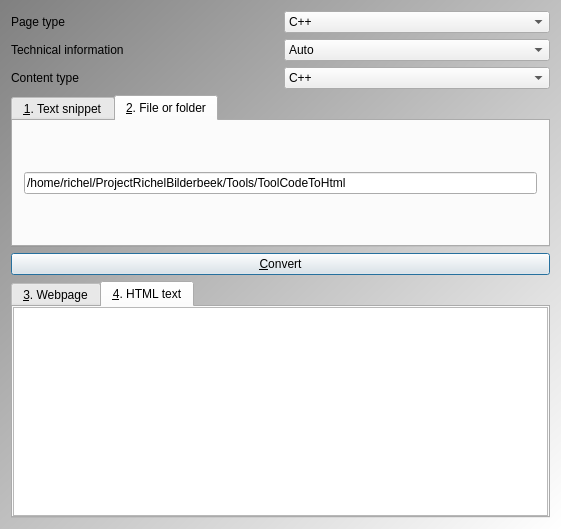
Before: the Qt Designer form Tools/ToolCodeToHtml/qtcodetohtmlmaindialog.ui in richelbilderbeek/ProjectRichelBilderbeek, drawn with Qt 5.
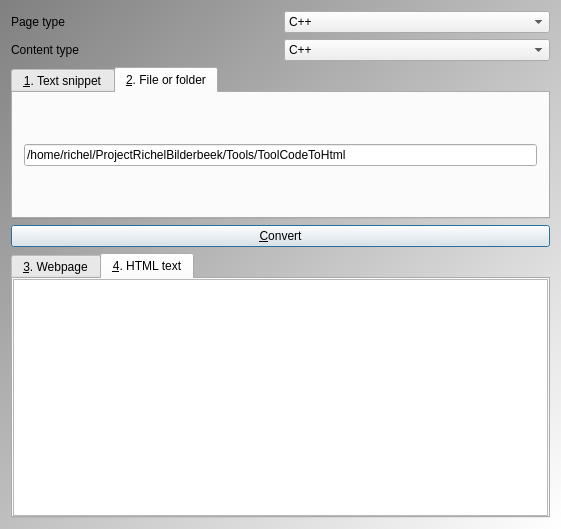
After: the same form once the commit is applied. Icons and pictures are not drawn.

What changed in the file:
```diff
--- a/Tools/ToolCodeToHtml/qtcodetohtmlmaindialog.ui
+++ b/Tools/ToolCodeToHtml/qtcodetohtmlmaindialog.ui
@@ -71,39 +71,13 @@
     </widget>
    </item>
    <item row="1" column="0">
-    <widget class="QLabel" name="label_tech_info">
-     <property name="text">
-      <string>Technical information</string>
-     </property>
-    </widget>
-   </item>
-   <item row="1" column="1">
-    <widget class="QComboBox" name="box_tech_info">
-     <item>
-      <property name="text">
-       <string>Auto</string>
-      </property>
-     </item>
-     <item>
-      <property name="text">
-       <string>Yes</string>
-      </property>
-     </item>
-     <item>
-      <property name="text">
-       <string>No</string>
-      </property>
-     </item>
-    </widget>
-   </item>
-   <item row="2" column="0">
     <widget class="QLabel" name="label_content_type">
      <property name="text">
       <string>Content type</string>
      </property>
     </widget>
    </item>
-   <item row="2" column="1">
+   <item row="1" column="1">
     <widget class="QComboBox" name="box_source">
      <item>
       <property name="text">
@@ -122,7 +96,7 @@
      </item>
     </widget>
    </item>
-   <item row="3" column="0" colspan="2">
+   <item row="2" column="0" colspan="2">
     <widget class="QTabWidget" name="tab_source">
      <property name="sizePolicy">
       <sizepolicy hsizetype="Expanding" vsizetype="Fixed">
@@ -189,7 +163,7 @@
      </widget>
     </widget>
    </item>
-   <item row="5" column="0" colspan="2">
+   <item row="4" column="0" colspan="2">
     <widget class="QTabWidget" name="tab_widget">
      <property name="sizePolicy">
       <sizepolicy hsizetype="Expanding" vsizetype="Minimum">
@@ -283,7 +257,7 @@
      </widget>
     </widget>
    </item>
-   <item row="4" column="0" colspan="2">
+   <item row="3" column="0" colspan="2">
     <widget class="QPushButton" name="button_convert">
      <property name="text">
       <string>&amp;Convert</string>
```
Left out of the diff: 4 changed lines with no effect on the pictures.
